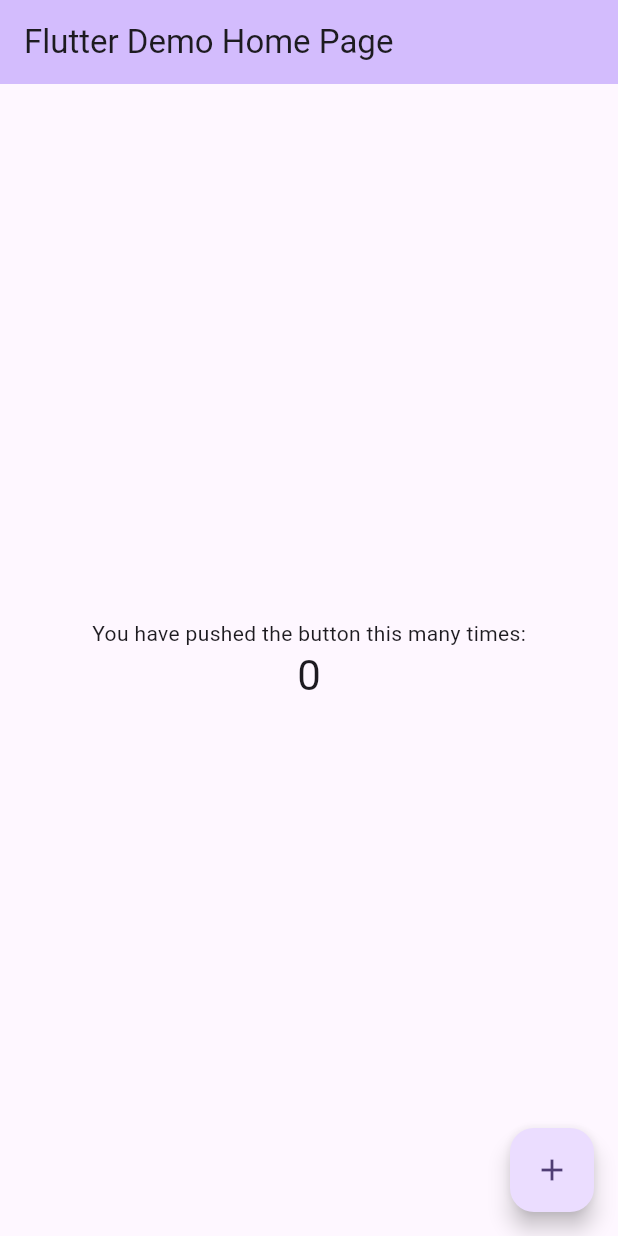
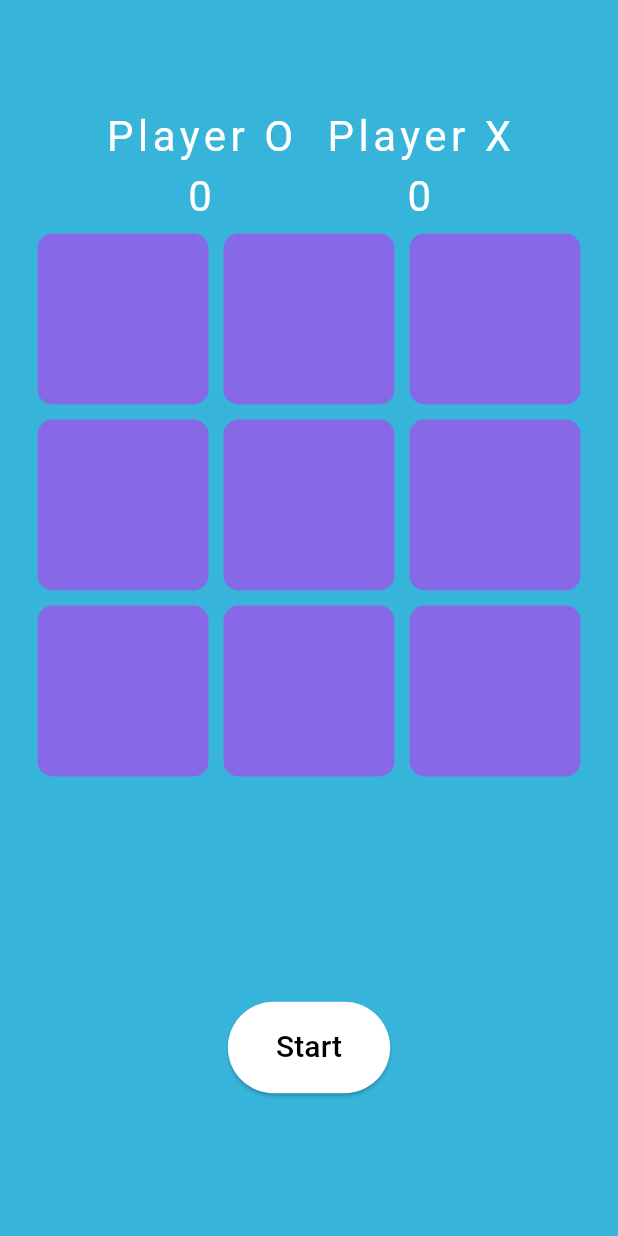
Before and after one commit to Ymehta02/PRODIGY_AD_4, a Flutter app: the screen it shows after launch, on a phone screen of 412 x 824 dp. Run offline on Flutter 3.47's test engine with Material 3 defaults, Android fonts, the phone set to English and light mode, and no system bars; our stand-ins replace google_fonts; Roboto replaces fonts that are missing (Coiny).

Commit message:
Last commit

```diff
--- /dev/null
+++ b/lib/constants/colors.dart
@@ -0,0 +1,7 @@
+import 'package:flutter/material.dart';
+
+class MainColor {
+  static Color primaryColor = Color(0xff37b4da);
+  static Color secondaryColor = Color(0xff8769e7);
+  static Color accentColor = Color(0xFF4169e8);
+}
--- a/lib/main.dart
+++ b/lib/main.dart
@@ -1,125 +1,19 @@
 import 'package:flutter/material.dart';
+import 'package:tictactoe/screens/game.dart';
 
-void main() {
+
+void main(){
   runApp(const MyApp());
 }
 
 class MyApp extends StatelessWidget {
   const MyApp({super.key});
 
-  // This widget is the root of your application.
   @override
   Widget build(BuildContext context) {
     return MaterialApp(
-      title: 'Flutter Demo',
-      theme: ThemeData(
-        // This is the theme of your application.
-        //
-        // TRY THIS: Try running your application with "flutter run". You'll see
-        // the application has a purple toolbar. Then, without quitting the app,
-        // try changing the seedColor in the colorScheme below to Colors.green
-        // and then invoke "hot reload" (save your changes or press the "hot
-        // reload" button in a Flutter-supported IDE, or press "r" if you used
-        // the command line to start the app).
-        //
-        // Notice that the counter didn't reset back to zero; the application
-        // state is not lost during the reload. To reset the state, use hot
-        // restart instead.
-        //
-        // This works for code too, not just values: Most code changes can be
-        // tested with just a hot reload.
-        colorScheme: ColorScheme.fromSeed(seedColor: Colors.deepPurple),
-        useMaterial3: true,
-      ),
-      home: const MyHomePage(title: 'Flutter Demo Home Page'),
+      debugShowCheckedModeBanner: false,
+      home: GameScreen(),
     );
   }
 }
-
-class MyHomePage extends StatefulWidget {
-  const MyHomePage({super.key, required this.title});
-
-  // This widget is the home page of your application. It is stateful, meaning
-  // that it has a State object (defined below) that contains fields that affect
-  // how it looks.
-
-  // This class is the configuration for the state. It holds the values (in this
-  // case the title) provided by the parent (in this case the App widget) and
-  // used by the build method of the State. Fields in a Widget subclass are
-  // always marked "final".
-
-  final String title;
-
-  @override
-  State<MyHomePage> createState() => _MyHomePageState();
-}
-
-class _MyHomePageState extends State<MyHomePage> {
-  int _counter = 0;
-
-  void _incrementCounter() {
-    setState(() {
-      // This call to setState tells the Flutter framework that something has
-      // changed in this State, which causes it to rerun the build method below
-      // so that the display can reflect the updated values. If we changed
-      // _counter without calling setState(), then the build method would not be
-      // called again, and so nothing would appear to happen.
-      _counter++;
-    });
-  }
-
-  @override
-  Widget build(BuildContext context) {
-    // This method is rerun every time setState is called, for instance as done
-    // by the _incrementCounter method above.
-    //
-    // The Flutter framework has been optimized to make rerunning build methods
-    // fast, so that you can just rebuild anything that needs updating rather
-    // than having to individually change instances of widgets.
-    return Scaffold(
-      appBar: AppBar(
-        // TRY THIS: Try changing the color here to a specific color (to
-        // Colors.amber, perhaps?) and trigger a hot reload to see the AppBar
-        // change color while the other colors stay the same.
-        backgroundColor: Theme.of(context).colorScheme.inversePrimary,
-        // Here we take the value from the MyHomePage object that was created by
-        // the App.build method, and use it to set our appbar title.
-        title: Text(widget.title),
-      ),
-      body: Center(
-        // Center is a layout widget. It takes a single child and positions it
-        // in the middle of the parent.
-        child: Column(
-          // Column is also a layout widget. It takes a list of children and
-          // arranges them vertically. By default, it sizes itself to fit its
-          // children horizontally, and tries to be as tall as its parent.
-          //
-          // Column has various properties to control how it sizes itself and
-          // how it positions its children. Here we use mainAxisAlignment to
-          // center the children vertically; the main axis here is the vertical
-          // axis because Columns are vertical (the cross axis would be
-          // horizontal).
-          //
-          // TRY THIS: Invoke "debug painting" (choose the "Toggle Debug Paint"
-          // action in the IDE, or press "p" in the console), to see the
-          // wireframe for each widget.
-          mainAxisAlignment: MainAxisAlignment.center,
-          children: <Widget>[
-            const Text(
-              'You have pushed the button this many times:',
-            ),
-            Text(
-              '$_counter',
-              style: Theme.of(context).textTheme.headlineMedium,
-            ),
-          ],
-        ),
-      ),
-      floatingActionButton: FloatingActionButton(
-        onPressed: _incrementCounter,
-        tooltip: 'Increment',
-        child: const Icon(Icons.add),
-      ), // This trailing comma makes auto-formatting nicer for build methods.
-    );
-  }
-}
--- /dev/null
+++ b/lib/screens/game.dart
@@ -0,0 +1,329 @@
+import 'dart:async';
+import 'package:flutter/material.dart';
+import 'package:google_fonts/google_fonts.dart';
+import '../constants/colors.dart';
+
+
+class GameScreen extends StatefulWidget {
+  const GameScreen({super.key});
+
+  @override
+  State<GameScreen> createState() => _GameScreenState();
+}
+
+class _GameScreenState extends State<GameScreen> {
+  bool oTurn =true;
+  List<String> displayXO = ['', '', '','', '', '','', '', ''];
+  List<int> matchedIndexes = [];
+
+  int oScore = 0;
+  int xScore = 0;
+  int filledBoxes = 0;
+  String resultDeclaration = '';
+  bool winnerFound = false;
+  int attempts = 0;
+
+  static const maxSeconds = 30;
+  int seconds = maxSeconds;
+  Timer? timer;
+
+  static var customFontWhite = GoogleFonts.coiny(
+    textStyle: TextStyle(
+      color: Colors.white,
+      letterSpacing: 3,
+      fontSize: 28,
+    ),
+  );
+
+  void startTimer(){
+    timer = Timer.periodic(Duration(seconds: 1), (_) {
+      setState(() {
+        if( seconds > 0 ) {
+          seconds--;
+        } else {
+          stopTimer();
+        }
+      });
+    });
+  }
+
+  void stopTimer(){
+    resetTimer();
+    timer?.cancel();
+  }
+
+  void resetTimer() => seconds = maxSeconds;
+
+  @override
+  Widget build(BuildContext context) {
+    return Scaffold(
+      backgroundColor: MainColor.primaryColor,
+      body: Padding(
+        padding: const EdgeInsets.all(20),
+        child: Column(
+          children: [
+            Expanded(
+              flex: 1,
+              child: Container(child: Row(
+                mainAxisAlignment: MainAxisAlignment.center,
+                children: [
+                  Column(
+                    mainAxisAlignment: MainAxisAlignment.end,
+                    children: [
+                      Text('Player O', style: customFontWhite,),
+                      Text(oScore.toString(), style: customFontWhite,),
+                    ],
+                  ),
+                  SizedBox(width: 20,),
+                  Column(
+                    mainAxisAlignment: MainAxisAlignment.end,
+                    children: [
+                      Text('Player X', style: customFontWhite,),
+                      Text(xScore.toString(), style: customFontWhite,),
+                    ],
+                  ),
+                ],
+              )),
+            ),
+            Expanded(
+              flex: 3,
+              child: GridView.builder(
+                itemCount: 9,
+                  gridDelegate: SliverGridDelegateWithFixedCrossAxisCount(
+                      crossAxisCount: 3
+                  ),
+                  itemBuilder: (BuildContext context,int index) {
+                return GestureDetector(
+                  onTap: (){
+                    _tapped(index);
+
+                  },
+                  child: Container(decoration: BoxDecoration(
+                    borderRadius: BorderRadius.circular(15),
+                    border: Border.all(
+                      width: 5,
+                      color: MainColor.primaryColor,
+                    ),
+                    color: matchedIndexes.contains(index)
+                        ? MainColor.accentColor
+                        : MainColor.secondaryColor,
+                  ),
+                    child: Center(
+                      child: Text(
+                        displayXO[index],
+                        style: GoogleFonts.coiny(
+                            textStyle: TextStyle(
+                                fontSize: 64,
+                                color: MainColor.primaryColor
+                            )),
+                      ),
+                    ),
+                  ),
+                );
+              }),
+            ),
+            Expanded(
+              flex: 2,
+              child: Center(
+                child: Column(
+                  mainAxisAlignment: MainAxisAlignment.center,
+                  children: [
+                    Text(
+                      resultDeclaration,
+                      style: customFontWhite,
+                    ),
+                    SizedBox(height: 10),
+                    _buildTimer()
+                  ],
+                ),
+              ),
+            ),
+          ],
+        ),
+      ),
+    );
+  }
+
+  void _tapped(int index){
+    final isRunning = timer == null? false : timer!.isActive;
+    if( isRunning ){
+      setState(() {
+        if( oTurn && displayXO[index] == '' ){
+          displayXO[index] = 'O';
+          filledBoxes++;
+        } else if ( !oTurn && displayXO[index] == ''){
+          displayXO[index] = 'X';
+          filledBoxes++;
+        }
+
+        oTurn = !oTurn;
+        _checkWinner();
+      });
+    }
+  }
+
+  void _checkWinner(){
+    //check 1st row
+    if( displayXO[0] == displayXO[1] &&
+        displayXO[0] == displayXO[2] &&
+        displayXO[0] != '') {
+          setState(() {
+            resultDeclaration = 'Player ' + displayXO[0]+ 'Wins!';
+            matchedIndexes.addAll([0, 1, 2]);
+            stopTimer();
+            _updateScore(displayXO[0]);
+          });
+        }
+    //check 2nd row
+    if( displayXO[3] == displayXO[4] &&
+        displayXO[3] == displayXO[5] &&
+        displayXO[3] != '') {
+      setState(() {
+        resultDeclaration = 'Player ' + displayXO[3]+ 'Wins!';
+        matchedIndexes.addAll([3, 4, 5]);
+        stopTimer();
+        _updateScore(displayXO[3]);
+      });
+    }
+    //check 3rd row
+    if( displayXO[6] == displayXO[7] &&
+        displayXO[6] == displayXO[8] &&
+        displayXO[6] != '') {
+      setState(() {
+        resultDeclaration = 'Player ' + displayXO[6]+ 'Wins!';
+        matchedIndexes.addAll([6, 7, 8]);
+        stopTimer();
+        _updateScore(displayXO[6]);
+      });
+    }
+    //check 1st column
+    if( displayXO[0] == displayXO[3] &&
+        displayXO[0] == displayXO[6] &&
+        displayXO[0] != '') {
+      setState(() {
+        resultDeclaration = 'Player ' + displayXO[0]+ 'Wins!';
+        matchedIndexes.addAll([0, 3, 6]);
+        stopTimer();
+        _updateScore(displayXO[0]);
+      });
+    }
+    //check 2nd column
+    if( displayXO[1] == displayXO[4] &&
+        displayXO[1] == displayXO[7] &&
+        displayXO[1] != '') {
+      setState(() {
+        resultDeclaration = 'Player ' + displayXO[1]+ 'Wins!';
+        matchedIndexes.addAll([1, 4, 7]);
+        stopTimer();
+        _updateScore(displayXO[1]);
+      });
+    }
+    //check 3rd column
+    if( displayXO[2] == displayXO[5] &&
+        displayXO[2] == displayXO[8] &&
+        displayXO[2] != '') {
+      setState(() {
+        resultDeclaration = 'Player ' + displayXO[2]+ 'Wins!';
+        matchedIndexes.addAll([2, 5, 8]);
+        stopTimer();
+        _updateScore(displayXO[2]);
+      });
+    }
+    //check diagonal
+    if( displayXO[0] == displayXO[4] &&
+        displayXO[0] == displayXO[8] &&
+        displayXO[0] != '') {
+      setState(() {
+        resultDeclaration = 'Player ' + displayXO[0]+ 'Wins!';
+        matchedIndexes.addAll([0, 4, 8]);
+        stopTimer();
+        _updateScore(displayXO[0]);
+      });
+    }
+    //check diagonal
+    if( displayXO[6] == displayXO[4] &&
+        displayXO[6] == displayXO[2] &&
+        displayXO[6] != '') {
+      setState(() {
+        resultDeclaration = 'Player ' + displayXO[6]+ 'Wins!';
+        matchedIndexes.addAll([6, 4, 2]);
+        stopTimer();
+        _updateScore(displayXO[6]);
+      });
+    }
+
+    if( !winnerFound && filledBoxes == 9 ){
+      setState(() {
+        resultDeclaration = 'Nobody Wins!';
+      });
+    }
+  }
+
+
+  void _updateScore(String winner){
+    if( winner == 'O'){
+      oScore++;
+    } else if (winner == 'X') {
+      xScore++;
+    }
+    winnerFound = true;
+  }
+
+  void _clearBoard(){
+    setState(() {
+      for(int i = 0; i < 9; i++){
+        displayXO[i] = '';
+      }
+      resultDeclaration = '';
+      matchedIndexes = [];
+    });
+    filledBoxes = 0;
+  }
+
+  Widget  _buildTimer() {
+    final isRunning = timer == null? false : timer!.isActive;
+
+    return isRunning
+        ? SizedBox(
+          width: 100,
+          height: 100,
+          child: Stack(
+            fit: StackFit.expand,
+            children: [
+              CircularProgressIndicator(
+                value: 1 - seconds / maxSeconds,
+                valueColor: AlwaysStoppedAnimation(Colors.white),
+                strokeWidth: 8,
+                backgroundColor: MainColor.accentColor,
+              ),
+              Center(
+                child: Text(
+                  '$seconds',
+                  style: TextStyle(
+                    fontWeight: FontWeight.bold,
+                    color: Colors.white,
+                    fontSize: 50,
+                ),
+                ),
+              ),
+            ],
+          ),
+        )
+        : ElevatedButton(
+          style: ElevatedButton.styleFrom(
+            backgroundColor: Colors.white,
+            padding: EdgeInsets.symmetric(
+                horizontal: 32, vertical: 16)),
+          onPressed: () {
+            startTimer();
+            _clearBoard();
+            attempts++;
+          },
+        child: Text(
+          attempts == 0 ? 'Start' : 'Play Again!',
+          style: TextStyle(fontSize: 20,color: Colors.black),
+        ),
+    );
+  }
+
+}
--- a/pubspec.yaml
+++ b/pubspec.yaml
@@ -30,6 +30,7 @@ environment:
 dependencies:
   flutter:
     sdk: flutter
+  google_fonts: ^6.2.1
 
 
   # The following adds the Cupertino Icons font to your application.
```
Also changed, not shown: pubspec.lock, 1 other file.
